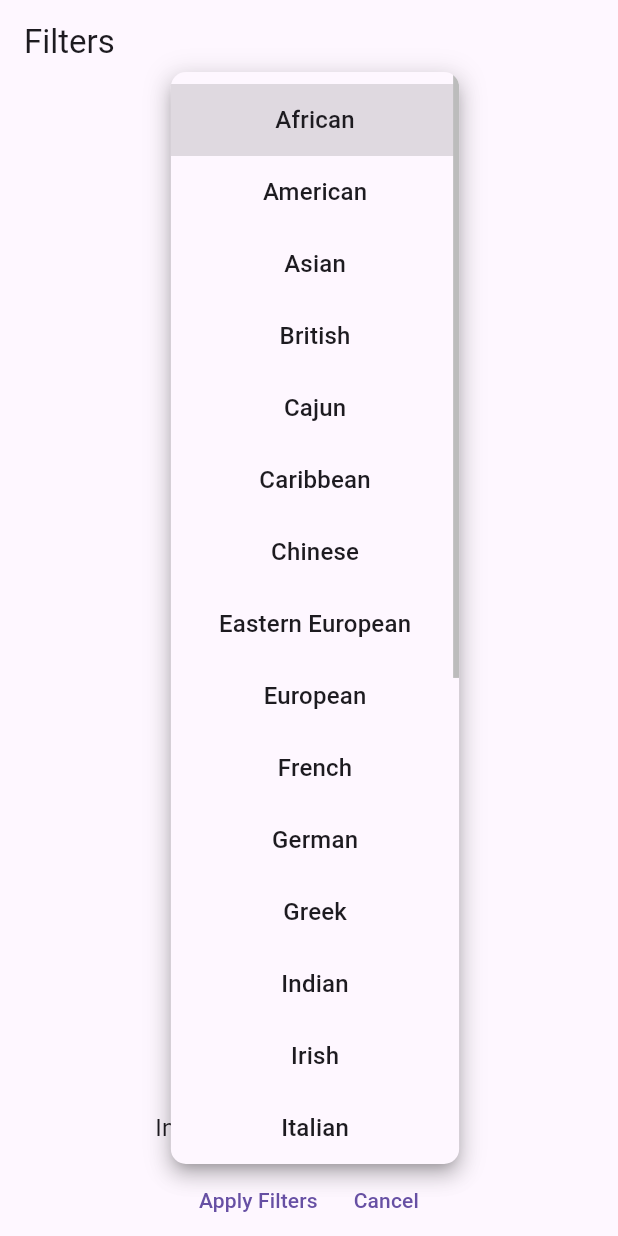
After one commit to AyanoCode13/chef_mate, a Flutter app: the RecipeFiltersPage screen opened by its route, after a tap on "Select a Cuisine", on a phone screen of 412 x 824 dp. The commit adds this screen. Run offline on Flutter 3.47's test engine with Material 3 defaults, Android fonts, the phone set to English and light mode, and no system bars; our stand-ins replace cached_network_image, flutter_dotenv, freezed_annotation, go_router, logger, video_player.

Commit message:
recipe filters page implemented. data not updatign yet

```diff
--- a/lib/config/navigation/router.dart
+++ b/lib/config/navigation/router.dart
@@ -1,14 +1,23 @@
+import 'package:chef_mate/config/navigation/routes.dart';
+import 'package:chef_mate/ui/recipe/pages/searchPage/recipe.filters.page.dart';
 import 'package:chef_mate/ui/recipe/pages/searchPage/recipe.page.dart';
 import 'package:chef_mate/ui/recipe/viewModels/recipe.search.page.viewModel.dart';
 import 'package:go_router/go_router.dart';
 import 'package:provider/provider.dart';
 
+List<GoRoute> get _homeRoutes => [
+  GoRoute(
+      path: Routes.home,
+      builder: (context, state) => RecipesSearchPage(viewModel: context.read<RecipeSearchPageViewModel>())
+    ),
+    GoRoute(
+      path: Routes.filters,
+      builder:(context, state) => RecipeFiltersPage(viewModel: context.read<RecipeSearchPageViewModel>())
+    )
+];
+
 GoRouter router() => GoRouter(
   routes: [
-    GoRoute(
-      path: "/",
-      builder: (context, state) => RecipesSearchPage(viewModel: context.read<RecipeSearchPageViewModel>())
-    ),
-
+    ..._homeRoutes
   ]
 );
--- a/lib/config/navigation/routes.dart
+++ b/lib/config/navigation/routes.dart
@@ -1,3 +1,4 @@
 abstract final class Routes {
   static const String home = '/';
+  static const String filters = '/filters';
 }
--- a/lib/data/service/api/recipe.api.service.dart
+++ b/lib/data/service/api/recipe.api.service.dart
@@ -11,10 +11,8 @@ final class RecipeApiService extends ApiService {
       );
   Future<List<RecipeSummaryApiModel>> searchRecipes({required RecipeQuery query}) async {
     final res = await super.sendRequest(path: dotenv.env["RECIPE_COMPLEX_SEARCH_PATH"]!,query: query.toQueryParameters());
-    if(((res["results"] as List).isNotEmpty)){
-      return (res["results"] as List).map((el)=> RecipeSummaryApiModel.fromJson(el)).toList();
-    }
-    return[];
+    return (res["results"] as List).map((el)=> RecipeSummaryApiModel.fromJson(el)).toList();
+
   }
 
   Future<String> getAutocomplete({required String query}) async {
--- a/lib/ui/recipe/pages/searchPage/recipe.buttom.loadMore.dart
+++ b/lib/ui/recipe/pages/searchPage/recipe.buttom.loadMore.dart
@@ -1,6 +1,6 @@
 import 'package:chef_mate/data/query/search.recipe.query.dart';
 import 'package:chef_mate/ui/recipe/viewModels/recipe.search.page.viewModel.dart';
-import 'package:chef_mate/utils/status.display.dart';
+import 'package:chef_mate/ui/status.display.dart';
 import 'package:flutter/material.dart';
 
 class LoadMoreButton extends StatefulWidget {
--- /dev/null
+++ b/lib/ui/recipe/pages/searchPage/recipe.filters.page.dart
@@ -0,0 +1,163 @@
+import 'package:chef_mate/data/query/search.recipe.query.dart';
+import 'package:chef_mate/ui/recipe/viewModels/recipe.search.page.viewModel.dart';
+import 'package:flutter/material.dart';
+import 'package:go_router/go_router.dart';
+
+class RecipeFiltersPage extends StatefulWidget {
+  final RecipeSearchPageViewModel _viewModel;
+
+  const RecipeFiltersPage({super.key, required RecipeSearchPageViewModel viewModel}) : _viewModel = viewModel;
+  @override
+  State<RecipeFiltersPage> createState() => _FiltersPageState();
+}
+
+class _FiltersPageState extends State<RecipeFiltersPage> {
+  late String _selectedCuisine="";
+  late String _selectedDiet="";
+  bool _withInstriuctuions = false;
+  final List<TextFormField> _ingredientTextFiels = [];
+  final List<String> _diets = [
+    "Vegetarian",
+    "Vegan",
+    "Lacto-Vegetarian",
+    "Pescetarian",
+    "Ovo-Vegetarian",
+  ];
+  final List<String> _cuisines = [
+    'African',
+    'American',
+    'Asian',
+    'British',
+    'Cajun',
+    'Caribbean',
+    'Chinese',
+    'Eastern European',
+    'European',
+    'French',
+    'German',
+    'Greek',
+    'Indian',
+    'Irish',
+    'Italian',
+    'Japanese',
+    'Jewish',
+    'Korean',
+    'Latin American',
+    'Mediterranean',
+    'Mexican',
+    'Middle Eastern',
+    'Nordic',
+    'Southern',
+    'Spanish',
+    'Thai',
+    'Vietnamese',
+  ];
+
+  Future<void> _applyFilters() async {
+    String ingredients = "";
+    for (final TextFormField field in _ingredientTextFiels) {
+      ingredients += field.controller!.text;
+      field.controller!.dispose();
+    }
+    final query = RecipeQuery(cuisine: _selectedCuisine, diet: _selectedDiet, instructionsRequired: _withInstriuctuions);
+
+    await widget._viewModel.searchRecipes.execute(arg: query);
+  }
+
+  void _addIngredientTextField() {
+    final newTextField = TextFormField(
+      controller: TextEditingController(),
+      decoration: InputDecoration(labelText: "Ingredient"),
+    );
+    setState(() {
+      _ingredientTextFiels.add(newTextField);
+    });
+  }
+  @override
+  Widget build(BuildContext context) {
+    // TODO: implement build
+    return Scaffold(
+      appBar: AppBar(
+        title: Text("Filters", textAlign: TextAlign.center,),
+      ),
+      body: SafeArea(
+        child: Column(
+            children: [
+              Expanded(
+                child: Column(
+                  children: [
+                    DropdownButton(
+                      borderRadius: BorderRadius.circular(10),
+                      hint: _selectedCuisine.isNotEmpty ? Text(_selectedCuisine):Text("Select a Cuisine"),
+                      items: _cuisines.map<DropdownMenuItem<String>>((
+                        String cuisine,
+                      ) {
+                        return DropdownMenuItem<String>(
+                          value: cuisine,
+                          child: Center(child: Text(cuisine)),
+                        );
+                      }).toList(),
+                      onChanged: (value) {
+                        setState(() {
+                          _selectedCuisine = value ?? _selectedCuisine;
+                        });
+                      },
+                    ),
+                    DropdownButton(
+                      borderRadius: BorderRadius.circular(10),
+                      hint: _selectedDiet.isNotEmpty ? Text(_selectedDiet):Text("Select a Diet"),
+                      items: _diets.map<DropdownMenuItem<String>>((String diet) {
+                        return DropdownMenuItem<String>(
+                          value: diet,
+                          child: Center(child: Text(diet)),
+                        );
+                      }).toList(),
+                      onChanged: (value) {
+                        setState(() {
+                          _selectedDiet = value ?? _selectedDiet;
+                        });
+                      },
+                    ),
+                    Spacer(),
+                    Row(
+                      mainAxisAlignment: MainAxisAlignment.center,
+                      children: [
+                        Text("Include Instructions ?", style: TextStyle(fontSize: 16)),
+                        Checkbox(
+                          shape: CircleBorder(),
+                          value: _withInstriuctuions,
+                          onChanged: (value) {
+                            setState(() {
+                              _withInstriuctuions = value ?? _withInstriuctuions;
+                            });
+                          },
+                        ),
+                      ],
+                    ),
+                  ],
+                ),
+              ),
+              Row(
+                mainAxisAlignment: MainAxisAlignment.center,
+                children: [
+                  TextButton(
+                    onPressed: () {
+                      _applyFilters();
+                      context.pop();
+                    },
+                    child: Text("Apply Filters"),
+                  ),
+                  TextButton(
+                    onPressed: () {
+                      context.pop();
+                    },
+                    child: Text("Cancel"),
+                  ),
+                ],
+              ),
+            ],
+          ),
+      ),
+    );
+  }
+}
```
Also changed, not shown: lib/ui/recipe/pages/searchPage/recipe.fab.dart (deleted, +0 -219 lines), lib/ui/recipe/pages/searchPage/recipe.page.dart (+3 -5 lines), lib/ui/recipe/pages/searchPage/recipe.searchBar.dart (+9 -0 lines), lib/ui/status.display.dart (renamed from lib/utils/status.display.dart).
